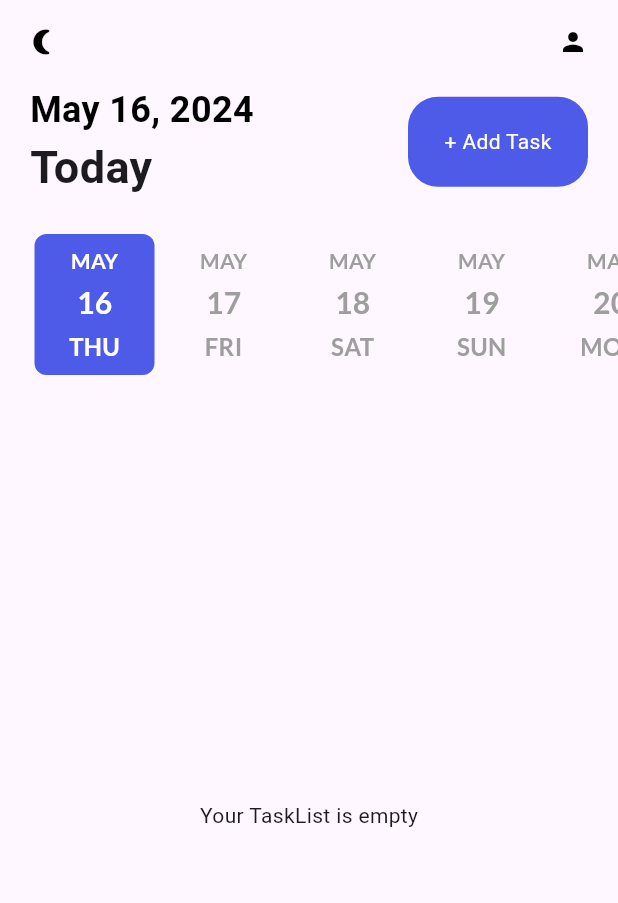
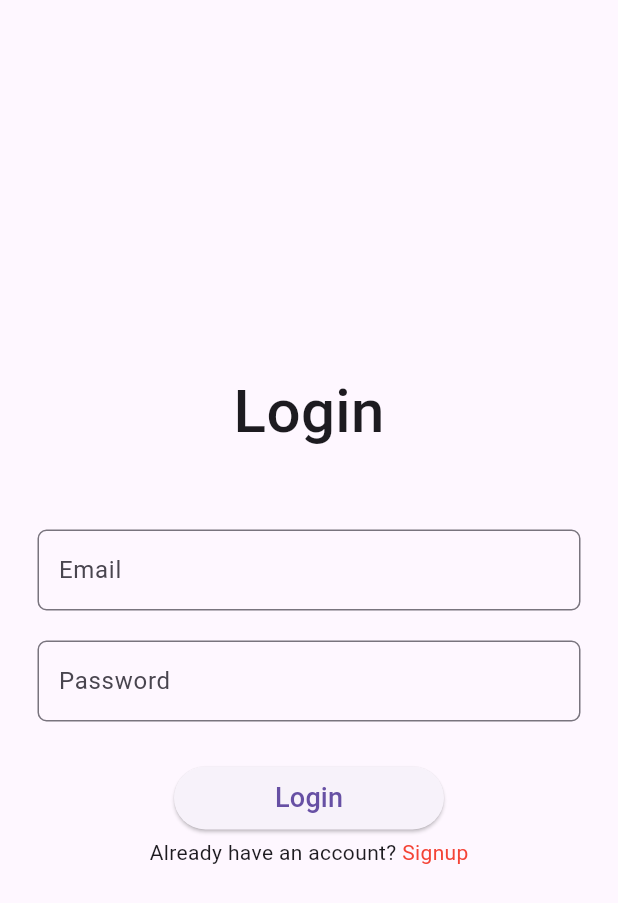
Before and after one commit to achrefGT/to_do_app, a Flutter app: the screen it shows after launch, on a phone screen of 412 x 824 dp. Shown: the top 903 px of the screen. Run offline on Flutter 3.47's test engine with Material 3 defaults, Android fonts, the phone set to English and light mode, and no system bars; drawn by our look-alikes of date_picker_timeline; our stand-ins replace cloud_firestore, firebase_auth, firebase_core, flutter_local_notifications, flutter_riverpod, flutter_staggered_animations and 5 more; accounts and stored records are empty.

```diff
--- /dev/null
+++ b/lib/auth/login_screen.dart
@@ -0,0 +1,92 @@
+import 'dart:developer';
+
+import 'package:to_do_app/auth/auth_service.dart';
+import 'package:to_do_app/auth/signup_screen.dart';
+import 'package:to_do_app/ui/home_page.dart';
+import 'package:to_do_app/ui/widgets/auth_button.dart';
+import 'package:to_do_app/ui/widgets/textfield.dart';
+import 'package:flutter/material.dart';
+
+class LoginScreen extends StatefulWidget {
+  const LoginScreen({super.key});
+
+  @override
+  State<LoginScreen> createState() => _LoginScreenState();
+}
+
+class _LoginScreenState extends State<LoginScreen> {
+  final _auth = AuthService();
+
+  final _email = TextEditingController();
+  final _password = TextEditingController();
+
+  @override
+  void dispose() {
+    super.dispose();
+    _email.dispose();
+    _password.dispose();
+  }
+
+  @override
+  Widget build(BuildContext context) {
+    return Scaffold(
+      body: Padding(
+        padding: const EdgeInsets.symmetric(horizontal: 25),
+        child: Column(
+          children: [
+            const Spacer(),
+            const Text("Login",
+                style: TextStyle(fontSize: 40, fontWeight: FontWeight.w500)),
+            const SizedBox(height: 50),
+            CustomTextField(
+              hint: "Enter Email",
+              label: "Email",
+              controller: _email,
+            ),
+            const SizedBox(height: 20),
+            CustomTextField(
+              hint: "Enter Password",
+              label: "Password",
+              controller: _password,
+            ),
+            const SizedBox(height: 30),
+            CustomButton(
+              label: "Login",
+              onPressed: _login,
+            ),
+            const SizedBox(height: 5),
+            Row(mainAxisAlignment: MainAxisAlignment.center, children: [
+              const Text("Already have an account? "),
+              InkWell(
+                onTap: () => goToSignup(context),
+                child:
+                const Text("Signup", style: TextStyle(color: Colors.red)),
+              )
+            ]),
+            const Spacer()
+          ],
+        ),
+      ),
+    );
+  }
+
+  goToSignup(BuildContext context) => Navigator.push(
+    context,
+    MaterialPageRoute(builder: (context) => const SignupScreen()),
+  );
+
+  goToHome(BuildContext context) => Navigator.push(
+    context,
+    MaterialPageRoute(builder: (context) => const HomePageUi()),
+  );
+
+  _login() async {
+    final user =
+    await _auth.loginUserWithEmailAndPassword(_email.text, _password.text);
+
+    if (user != null) {
+      log("User Logged In");
+      goToHome(context);
+    }
+  }
+}
--- /dev/null
+++ b/lib/auth/signup_screen.dart
@@ -0,0 +1,101 @@
+import 'dart:developer';
+
+import 'package:to_do_app/auth/auth_service.dart';
+import 'package:to_do_app/auth/login_screen.dart';
+import 'package:to_do_app/ui/home_page.dart';
+import 'package:to_do_app/ui/widgets/auth_button.dart';
+import 'package:to_do_app/ui/widgets/textfield.dart';
+import 'package:flutter/material.dart';
+
+class SignupScreen extends StatefulWidget {
+  const SignupScreen({super.key});
+
+  @override
+  State<SignupScreen> createState() => _SignupScreenState();
+}
+
+class _SignupScreenState extends State<SignupScreen> {
+  final _auth = AuthService();
+
+  final _name = TextEditingController();
+  final _email = TextEditingController();
+  final _password = TextEditingController();
+
+  @override
+  void dispose() {
+    super.dispose();
+    _name.dispose();
+    _email.dispose();
+    _password.dispose();
+  }
+
+  @override
+  Widget build(BuildContext context) {
+    return Scaffold(
+      body: Padding(
+        padding: const EdgeInsets.symmetric(horizontal: 25),
+        child: Column(
+          children: [
+            const Spacer(),
+            const Text("Signup",
+                style: TextStyle(fontSize: 40, fontWeight: FontWeight.w500)),
+            const SizedBox(
+              height: 50,
+            ),
+            CustomTextField(
+              hint: "Enter Name",
+              label: "Name",
+              controller: _name,
+            ),
+            const SizedBox(height: 20),
+            CustomTextField(
+              hint: "Enter Email",
+              label: "Email",
+              controller: _email,
+            ),
+            const SizedBox(height: 20),
+            CustomTextField(
+              hint: "Enter Password",
+              label: "Password",
+              isPassword: true,
+              controller: _password,
+            ),
+            const SizedBox(height: 30),
+            CustomButton (
+              label: "Signup",
+              onPressed: _signup,
+            ),
+            const SizedBox(height: 5),
+            Row(mainAxisAlignment: MainAxisAlignment.center, children: [
+              const Text("Already have an account? "),
+              InkWell(
+                onTap: () => goToLogin(context),
+                child: const Text("Login", style: TextStyle(color: Colors.red)),
+              )
+            ]),
+            const Spacer()
+          ],
+        ),
+      ),
+    );
+  }
+
+  goToLogin(BuildContext context) => Navigator.push(
+    context,
+    MaterialPageRoute(builder: (context) => const LoginScreen()),
+  );
+
+  goToHome(BuildContext context) => Navigator.push(
+    context,
+    MaterialPageRoute(builder: (context) => const HomePageUi()),
+  );
+
+  _signup() async {
+    final user =
+    await _auth.createUserWithEmailAndPassword(_email.text, _password.text);
+    if (user != null) {
+      log("User Created Succesfully");
+      goToHome(context);
+    }
+  }
+}
--- a/lib/controllers/task_controller.dart
+++ b/lib/controllers/task_controller.dart
@@ -4,6 +4,7 @@ import 'package:to_do_app/db/db_helper.dart';
 import '../models/task.dart';
 
 final taskController = Provider((ref) => TaskController());
+
 final getTasksController = FutureProvider<List<Task>?>((ref) {
   final tasks = ref.read(taskController).getTasks();
   return tasks;
--- a/lib/main.dart
+++ b/lib/main.dart
@@ -9,6 +9,7 @@ import 'package:to_do_app/ui/theme.dart';
 import 'package:firebase_core/firebase_core.dart';
 
 
+import 'auth/login_screen.dart';
 import 'ui/home_page.dart';
 
 void main() async {
@@ -37,7 +38,7 @@ class MyApp extends ConsumerWidget {
       theme: Themes.light,
       darkTheme: Themes.dark,
       themeMode: isDarkTheme ? ThemeMode.dark : ThemeMode.light,
-      home: const HomePageUi(),
+      home: const LoginScreen(),
     );
   }
 }
--- /dev/null
+++ b/lib/ui/widgets/auth_button.dart
@@ -0,0 +1,20 @@
+import 'package:flutter/material.dart';
+
+class CustomButton extends StatelessWidget {
+  const CustomButton({super.key, required this.label, this.onPressed});
+  final String label;
+  final void Function()? onPressed;
+
+  @override
+  Widget build(BuildContext context) {
+    return SizedBox(
+        width: 180,
+        height: 42,
+        child: ElevatedButton(
+            onPressed: onPressed,
+            child: Text(
+              label,
+              style: const TextStyle(fontSize: 18),
+            )));
+  }
+}
--- /dev/null
+++ b/lib/ui/widgets/textfield.dart
@@ -0,0 +1,30 @@
+import 'package:flutter/material.dart';
+
+class CustomTextField extends StatelessWidget {
+  const CustomTextField(
+      {super.key,
+        required this.hint,
+        required this.label,
+        this.controller,
+        this.isPassword = false});
+  final String hint;
+  final String label;
+  final bool isPassword;
+  final TextEditingController? controller;
+
+  @override
+  Widget build(BuildContext context) {
+    return TextField(
+      obscureText: isPassword,
+      controller: controller,
+      decoration: InputDecoration(
+          hintText: hint,
+          contentPadding:
+          const EdgeInsets.symmetric(vertical: 15, horizontal: 10),
+          label: Text(label),
+          border: OutlineInputBorder(
+              borderRadius: BorderRadius.circular(6),
+              borderSide: const BorderSide(color: Colors.grey, width: 1))),
+    );
+  }
+}
--- a/pubspec.yaml
+++ b/pubspec.yaml
@@ -49,6 +49,7 @@ dependencies:
   flutter_staggered_animations: ^1.1.1
   get:
   flutter_native_splash: ^2.2.13
+  firebase_auth: ^4.17.8
 
 dev_dependencies:
   flutter_test:
```
Also changed, not shown: lib/auth/auth_service.dart (added, +39 -0 lines), lib/db/db_helper.dart (+19 -2 lines), lib/models/task.dart (+9 -1 lines), lib/services/notification_services.dart (added, +154 -0 lines), lib/ui/add_task_bar.dart (+14 -0 lines), lib/ui/home_page.dart (+39 -18 lines), pubspec.lock, 4 other files.
